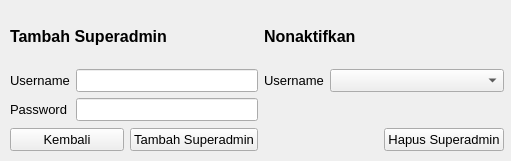
Qt form mainFiles/assets/ui/addRemoveSuperadmin.ui (NathanielClarence/telemarketingdb) before a commit.
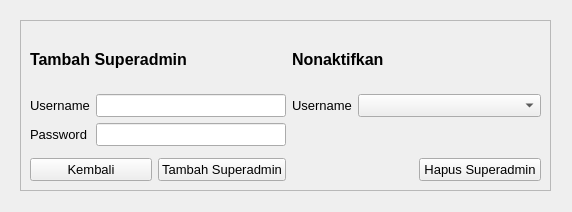
The same form after that commit.

Patch:
```diff
--- a/mainFiles/assets/ui/addRemoveSuperadmin.ui
+++ b/mainFiles/assets/ui/addRemoveSuperadmin.ui
@@ -6,22 +6,36 @@
    <rect>
     <x>0</x>
     <y>0</y>
-    <width>511</width>
-    <height>161</height>
+    <width>572</width>
+    <height>212</height>
    </rect>
   </property>
   <property name="windowTitle">
    <string>Form</string>
   </property>
-  <widget class="QWidget" name="gridLayoutWidget">
+  <widget class="QScrollArea" name="scrollArea">
    <property name="geometry">
     <rect>
-     <x>10</x>
-     <y>10</y>
-     <width>494</width>
-     <height>141</height>
+     <x>20</x>
+     <y>20</y>
+     <width>531</width>
+     <height>171</height>
     </rect>
    </property>
+   <property name="widgetResizable">
+    <bool>true</bool>
+   </property>
+   <widget class="QWidget" name="scrollAreaWidgetContents">
+    <property name="geometry">
+     <rect>
+      <x>0</x>
+      <y>0</y>
+      <width>529</width>
+      <height>169</height>
+     </rect>
+    </property>
+    <layout class="QGridLayout" name="gridLayout_2">
+     <item row="0" column="0">
    <layout class="QGridLayout" name="gridLayout">
     <item row="3" column="0">
      <widget class="QPushButton" name="btn_back">
@@ -162,6 +176,9 @@
      </widget>
     </item>
    </layout>
+     </item>
+    </layout>
+   </widget>
   </widget>
  </widget>
  <resources/>
```
Lines whose indentation alone changed are shown as unchanged.
